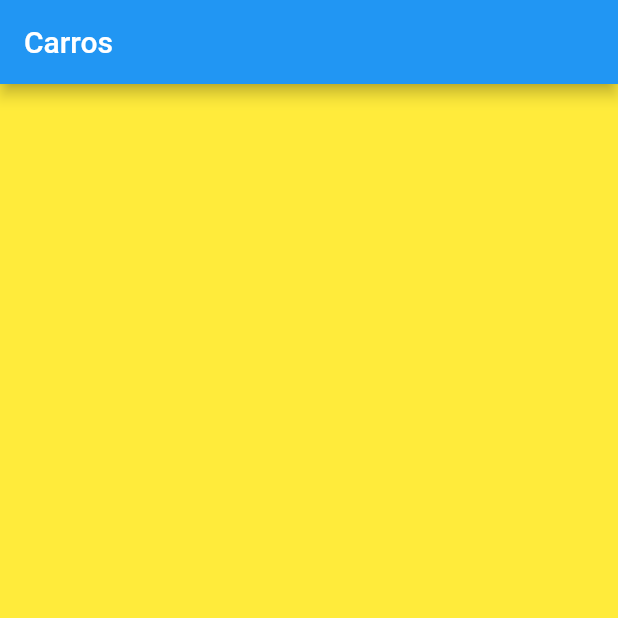
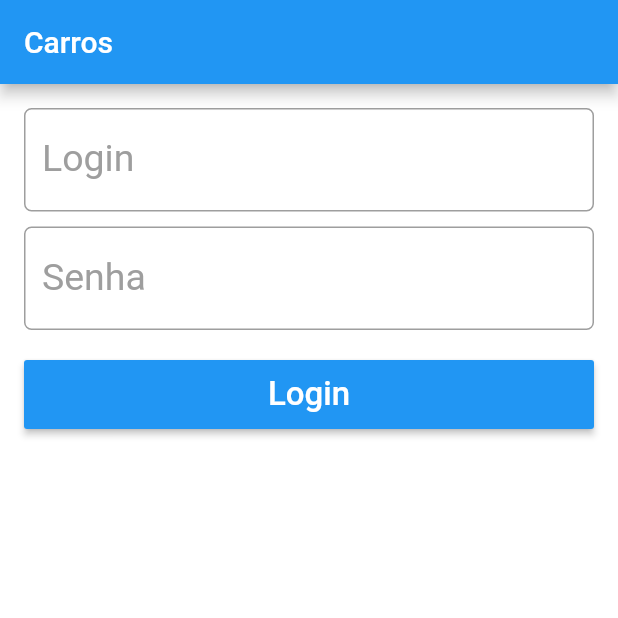
Before and after one commit to viniciuskostriuba/flutter_carros, a Flutter app: the screen it shows after launch, on a phone screen of 412 x 824 dp, the top half of it. Run offline on Flutter 3.47's test engine with Material 2 defaults, Android fonts, the phone set to English and light mode, and no system bars.

Commit message:
Login_App

```diff
--- a/lib/main.dart
+++ b/lib/main.dart
@@ -13,6 +13,8 @@ class MyApp extends StatelessWidget {
       debugShowCheckedModeBanner: false,
       theme: ThemeData(
         primarySwatch: Colors.blue,
+        brightness: Brightness.light,
+        scaffoldBackgroundColor: Colors.white,
       ),
       home: LoginPage(),
     );
--- a/lib/pages/login_page.dart
+++ b/lib/pages/login_page.dart
@@ -1,6 +1,28 @@
+// ignore_for_file: prefer_const_constructors
+
+import 'package:carros/widgtes/app_button.dart';
+import 'package:carros/widgtes/app_text.dart';
 import 'package:flutter/material.dart';
 
-class LoginPage extends StatelessWidget {
+class LoginPage extends StatefulWidget {
+  @override
+  State<LoginPage> createState() => _LoginPageState();
+}
+
+class _LoginPageState extends State<LoginPage> {
+  final _formKey = GlobalKey<FormState>();
+
+  final _controllerLogin = TextEditingController();
+
+  final _controllerSenha = TextEditingController();
+
+  final _focusSenha = FocusNode();
+
+  @override
+  void initState() {
+    super.initState();
+  }
+
   @override
   Widget build(BuildContext context) {
     return Scaffold(
@@ -12,8 +34,64 @@ class LoginPage extends StatelessWidget {
   }
 
   _body() {
-    return Container(
-      color: Colors.yellow,
+    return Form(
+      key: _formKey,
+      child: Container(
+        padding: EdgeInsets.all(16),
+        child: ListView(
+          children: <Widget>[
+            AppText(
+              "Login",
+              "Digite o email",
+              controller: _controllerLogin,
+              validator: _validateLogin,
+              keyboardType: TextInputType.emailAddress,
+              textInputAction: TextInputAction.done,
+              nextFocus: _focusSenha,
+            ),
+            SizedBox(height: 10),
+            AppText(
+              "Senha",
+              "Digite a senha",
+              pass: true,
+              controller: _controllerSenha,
+              validator: _validateSenha,
+              textInputAction: TextInputAction.done,
+              focusNode: _focusSenha,
+            ),
+            SizedBox(
+              height: 20,
+            ),
+            AppButton(
+              "Login",
+              onPressed: _onClickLogin,
+            ),
+          ],
+        ),
+      ),
     );
   }
+
+  void _onClickLogin() {
+    if (!_formKey.currentState!.validate()) {
+      return;
+    }
+
+    String login = _controllerLogin.text;
+    String senha = _controllerSenha.text;
+  }
+
+  String? _validateLogin(String? text) {
+    if (text!.isEmpty && text.length < 5) {
+      return "Digite o email";
+    }
+    return null;
+  }
+
+  String? _validateSenha(String? text) {
+    if (text!.isEmpty && text.length < 5) {
+      return "Digite a senha";
+    }
+    return null;
+  }
 }
--- /dev/null
+++ b/lib/widgtes/app_button.dart
@@ -0,0 +1,23 @@
+import 'package:flutter/material.dart';
+
+class AppButton extends StatelessWidget {
+  String text;
+  Function() onPressed;
+
+  AppButton(this.text, {required this.onPressed});
+
+  @override
+  Widget build(BuildContext context) {
+    return Container(
+      height: 46,
+      child: RaisedButton(
+        color: Colors.blue,
+        child: Text(
+          text,
+          style: TextStyle(color: Colors.white, fontSize: 22),
+        ),
+        onPressed: onPressed,
+      ),
+    );
+  }
+}
--- /dev/null
+++ b/lib/widgtes/app_text.dart
@@ -0,0 +1,60 @@
+import 'package:flutter/material.dart';
+
+class AppText extends StatelessWidget {
+  String label;
+  String hint;
+  bool pass;
+  TextEditingController? controller;
+  FormFieldValidator<String>? validator;
+  TextInputType? keyboardType;
+  TextInputAction? textInputAction;
+  FocusNode? focusNode;
+  FocusNode? nextFocus;
+
+  AppText(
+    this.label,
+    this.hint, {
+    this.pass = false,
+    this.controller,
+    this.validator,
+    this.keyboardType,
+    this.textInputAction,
+    this.focusNode,
+    this.nextFocus,
+  });
+
+  @override
+  Widget build(BuildContext context) {
+    return TextFormField(
+      controller: controller,
+      obscureText: pass,
+      validator: validator,
+      keyboardType: keyboardType,
+      textInputAction: textInputAction,
+      focusNode: focusNode,
+      onFieldSubmitted: (String text) {
+        if (nextFocus != null) {
+          FocusScope.of(context).requestFocus(nextFocus);
+        }
+      },
+      style: TextStyle(
+        fontSize: 25,
+        color: Colors.blue,
+      ),
+      decoration: InputDecoration(
+        border: OutlineInputBorder(
+          borderRadius: BorderRadius.circular(5),
+        ),
+        labelText: label,
+        labelStyle: TextStyle(
+          fontSize: 25,
+          color: Colors.grey,
+        ),
+        hintText: hint,
+        hintStyle: TextStyle(
+          fontSize: 16,
+        ),
+      ),
+    );
+  }
+}
```
